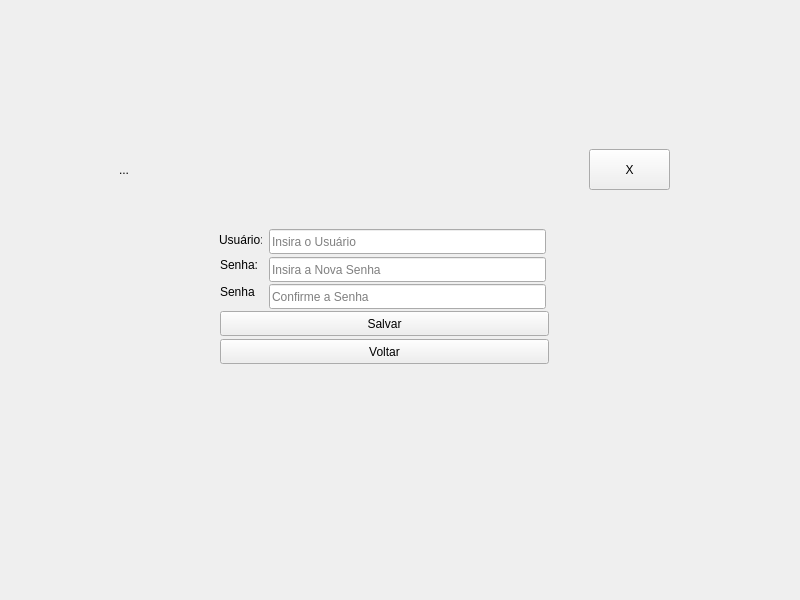
First picture: the form in src/view/gui_principal.ui, repository jaquelinnelimahotmail-lang/MEmissoes, before the edit.
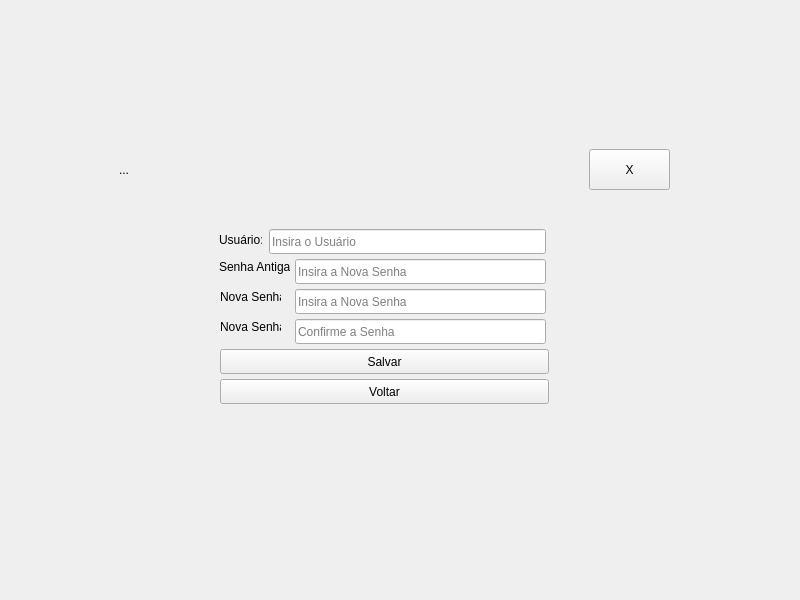
Second picture: the form after the edit. The open tabs and pages were chosen to show the change. Icons and pictures are not drawn.

Commit message: atualizações

What changed in the file:
```diff
--- a/src/view/gui_principal.ui
+++ b/src/view/gui_principal.ui
@@ -1005,7 +1005,7 @@
          <x>210</x>
          <y>220</y>
          <width>351</width>
-         <height>151</height>
+         <height>191</height>
         </rect>
        </property>
        <property name="frameShape">
@@ -1014,9 +1014,9 @@
        <widget class="QLineEdit" name="lineEditRecuperacaoSenha02">
         <property name="geometry">
          <rect>
-          <x>60</x>
-          <y>65</y>
-          <width>277</width>
+          <x>86</x>
+          <y>100</y>
+          <width>251</width>
           <height>25</height>
          </rect>
         </property>
@@ -1034,33 +1034,33 @@
         <property name="geometry">
          <rect>
           <x>11</x>
-          <y>38</y>
-          <width>43</width>
+          <y>70</y>
+          <width>61</width>
           <height>16</height>
          </rect>
         </property>
         <property name="text">
-         <string>Senha:</string>
+         <string>Nova Senha:</string>
         </property>
        </widget>
        <widget class="QLabel" name="labelRecuperacaoSenha02">
         <property name="geometry">
          <rect>
           <x>11</x>
-          <y>65</y>
-          <width>35</width>
+          <y>100</y>
+          <width>61</width>
           <height>16</height>
          </rect>
         </property>
         <property name="text">
-         <string>Senha:</string>
+         <string>Nova Senha:</string>
         </property>
        </widget>
        <widget class="QPushButton" name="pushButtonRecuperacaoSalvar">
         <property name="geometry">
          <rect>
           <x>11</x>
-          <y>92</y>
+          <y>130</y>
           <width>329</width>
           <height>25</height>
          </rect>
@@ -1072,9 +1072,9 @@
        <widget class="QLineEdit" name="lineEditRecuperacaoSenha01">
         <property name="geometry">
          <rect>
-          <x>60</x>
-          <y>38</y>
-          <width>277</width>
+          <x>86</x>
+          <y>70</y>
+          <width>251</width>
           <height>25</height>
          </rect>
         </property>
@@ -1086,7 +1086,7 @@
         <property name="geometry">
          <rect>
           <x>11</x>
-          <y>120</y>
+          <y>160</y>
           <width>329</width>
           <height>25</height>
          </rect>
@@ -1121,6 +1121,32 @@
          <string>Usuário:</string>
         </property>
        </widget>
+       <widget class="QLineEdit" name="lineEditRecuperacaoSenhaA">
+        <property name="geometry">
+         <rect>
+          <x>86</x>
+          <y>40</y>
+          <width>251</width>
+          <height>25</height>
+         </rect>
+        </property>
+        <property name="placeholderText">
+         <string>Insira a Nova Senha</string>
+        </property>
+       </widget>
+       <widget class="QLabel" name="labelRecuperacaoSenhaA">
+        <property name="geometry">
+         <rect>
+          <x>10</x>
+          <y>40</y>
+          <width>71</width>
+          <height>16</height>
+         </rect>
+        </property>
+        <property name="text">
+         <string>Senha Antiga:</string>
+        </property>
+       </widget>
       </widget>
       <widget class="QFrame" name="frameRecuperacaoError">
        <property name="geometry">
```
The commit also changes 1 other file.
